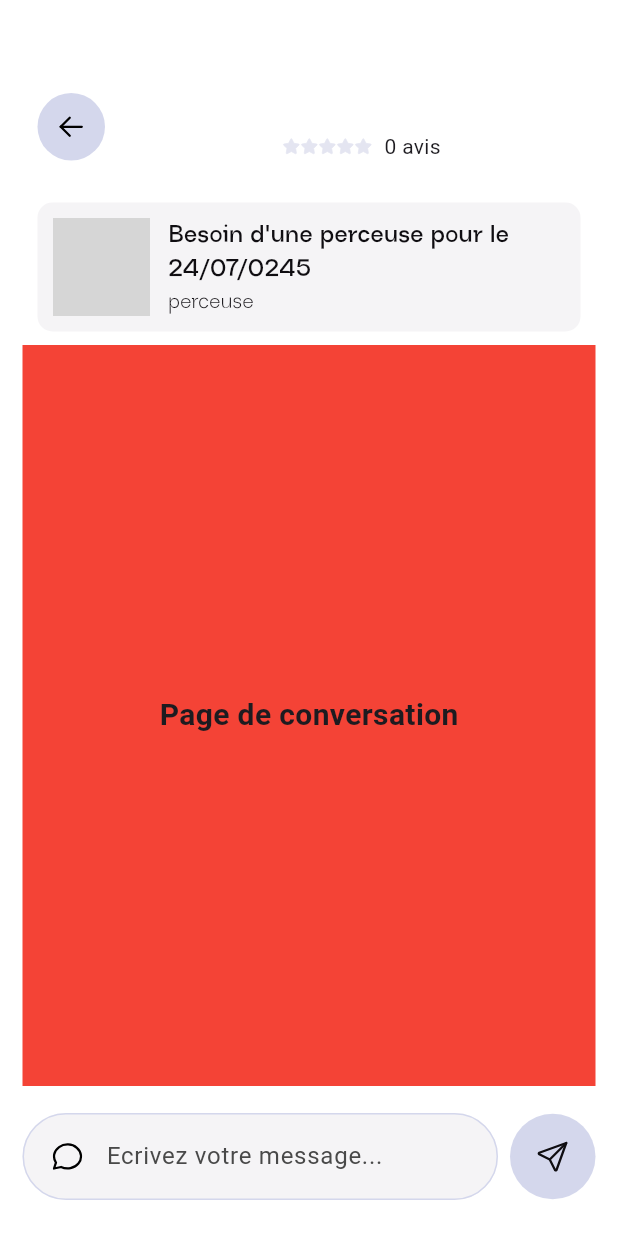
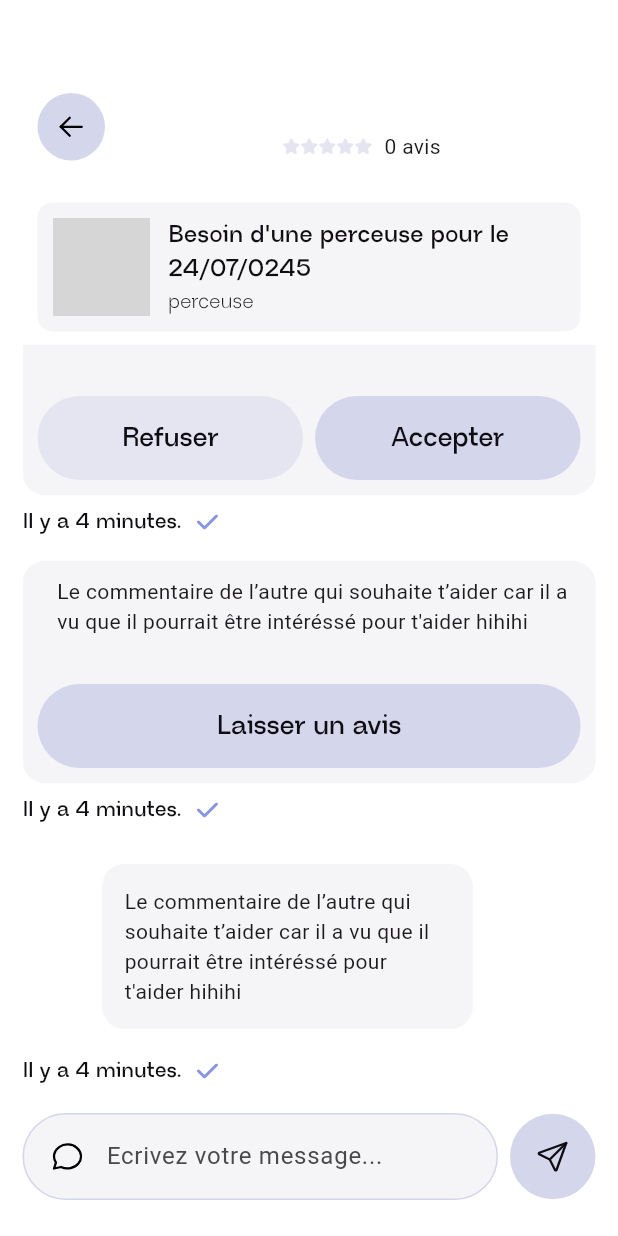
Before and after one commit to Amaelmsrt/SAE_MOBILE, a Flutter app: the PageConversation screen opened directly with empty values, on a phone screen of 412 x 824 dp. Run offline on Flutter 3.47's test engine with Material 3 defaults, Android fonts, the light colour scheme and no system bars; our stand-ins replace convert, flutter_svg, image_picker, supabase_flutter; missing offline and left inert: dart:ffi, flutter_statusbarcolor_ns; accounts and stored records are empty; grey boxes are pictures that could not be loaded.

Commit message:
ajout de la vue de conversation et des vues de message

```diff
--- /dev/null
+++ b/lib/components/vue_message.dart
@@ -0,0 +1,388 @@
+import 'package:allo/constants/app_colors.dart';
+import 'package:allo/models/Utilisateur.dart';
+import 'package:allo/models/message.dart';
+import 'package:flutter/material.dart';
+import 'package:flutter_svg/flutter_svg.dart';
+
+class VueMessage extends StatefulWidget {
+  // pour tous les messages
+  Utilisateur utilisateur;
+  final int typeMessage;
+  String content;
+  String date;
+  bool estVu;
+  bool isMine;
+
+  // for avis message
+  bool? avisLaisse;
+
+  // for aide message;
+  bool? aRepondu;
+  bool? reponse;
+
+  VueMessage.forDefault({
+    required this.utilisateur,
+    this.content =
+        "Le commentaire de l’autre qui souhaite t’aider car il a vu que il pourrait être intéréssé pour t'aider hihihi",
+    this.date = "Il y a 4 minutes.",
+    this.estVu = false,
+    this.isMine = false,
+  }) : typeMessage = Message.DEFAULT; // Default value
+
+  VueMessage.forAvis({
+    required this.utilisateur,
+    this.avisLaisse = false,
+    this.content =
+        "Le commentaire de l’autre qui souhaite t’aider car il a vu que il pourrait être intéréssé pour t'aider hihihi",
+    this.date = "Il y a 4 minutes.",
+    this.estVu = false,
+    this.isMine = false,
+  }) : typeMessage = Message.AVIS; // Value for Avis
+
+  VueMessage.forAide({
+    required this.utilisateur,
+    this.aRepondu = false,
+    this.reponse = false,
+    this.content =
+        "Le commentaire de l’autre qui souhaite t’aider car il a vu que il pourrait être intéréssé pour t'aider hihihi",
+    this.date = "Il y a 4 minutes.",
+    this.estVu = false,
+    this.isMine = false,
+  }) : typeMessage = Message.AIDE; // Value for Aide
+
+  @override
+  _vueMessageState createState() => _vueMessageState();
+}
+
+class _vueMessageState extends State<VueMessage> {
+  @override
+  Widget build(BuildContext context) {
+    return Column(
+      children: [
+        SizedBox(height: 16),
+        FractionallySizedBox(
+          widthFactor:
+              1.0, // This will make the Container take all available width
+          child: Container(
+            padding: EdgeInsets.all(10),
+            decoration: BoxDecoration(
+              color: widget.typeMessage == Message.AIDE ||
+                      widget.typeMessage == Message.AVIS
+                  ? AppColors.lightSecondary
+                  : Colors.transparent,
+              borderRadius: BorderRadius.circular(15),
+            ),
+            child: Column(
+              children: [
+                Row(
+                  crossAxisAlignment: CrossAxisAlignment.start,
+                  mainAxisAlignment: widget.isMine
+                      ? MainAxisAlignment.end
+                      : MainAxisAlignment.start,
+                  children: (widget.isMine ? [
+                    if (widget.utilisateur.photoDeProfilUtilisateur == null &&
+                        widget.typeMessage != Message.AVIS)
+                      ClipOval(
+                        child: Container(
+                          alignment: Alignment.center,
+                          color: AppColors.lightBlue,
+                          width:
+                              30, // you can adjust width and height to your liking
+                          height:
+                              30, // you can adjust width and height to your liking
+                          child: Text(
+                            widget.utilisateur.nomUtilisateur[0].toUpperCase(),
+                            style: TextStyle(
+                              fontWeight: FontWeight.w600,
+                              fontSize: 20,
+                              fontFamily: "NeueRegrade",
+                            ),
+                          ),
+                        ),
+                      ),
+                    if (widget.utilisateur.photoDeProfilUtilisateur != null &&
+                        widget.typeMessage != Message.AVIS)
+                      Container(
+                        width: 30,
+                        height: 30,
+                        decoration: BoxDecoration(
+                          shape: BoxShape.circle,
+                          image: DecorationImage(
+                            image: MemoryImage(
+                                widget.utilisateur.photoDeProfilUtilisateur!),
+                            fit: BoxFit.cover,
+                          ),
+                        ),
+                      ),
+                    SizedBox(width: 13),
+                    if (widget.typeMessage != Message.DEFAULT)
+                      Flexible(
+                        child: Text(
+                          "Le commentaire de l’autre qui souhaite t’aider car il a vu que il pourrait être intéréssé pour t'aider hihihi",
+                          overflow: TextOverflow.visible,
+                        ),
+                      ),
+                    if (widget.typeMessage == Message.DEFAULT)
+                      Container(
+                        padding: EdgeInsets.all(15),
+                        width: MediaQuery.of(context).size.width * 0.6,
+                        decoration: BoxDecoration(
+                          color: widget.isMine
+                              ? AppColors.lightBlue
+                              : AppColors.lightSecondary,
+                          borderRadius: BorderRadius.circular(15),
+                        ),
+                        child: Flexible(
+                          child: Text(
+                            "Le commentaire de l’autre qui souhaite t’aider car il a vu que il pourrait être intéréssé pour t'aider hihihi",
+                            overflow: TextOverflow.visible,
+                          ),
+                        ),
+                      ),
+                  ].reversed.toList() : [
+                    if (widget.utilisateur.photoDeProfilUtilisateur == null &&
+                        widget.typeMessage != Message.AVIS)
+                      ClipOval(
+                        child: Container(
+                          alignment: Alignment.center,
+                          color: AppColors.lightBlue,
+                          width:
+                              30, // you can adjust width and height to your liking
+                          height:
+                              30, // you can adjust width and height to your liking
+                          child: Text(
+                            widget.utilisateur.nomUtilisateur[0].toUpperCase(),
+                            style: TextStyle(
+                              fontWeight: FontWeight.w600,
+                              fontSize: 20,
+                              fontFamily: "NeueRegrade",
+                            ),
+                          ),
+                        ),
+                      ),
+                    if (widget.utilisateur.photoDeProfilUtilisateur != null &&
+                        widget.typeMessage != Message.AVIS)
+                      Container(
+                        width: 30,
+                        height: 30,
+                        decoration: BoxDecoration(
+                          shape: BoxShape.circle,
+                          image: DecorationImage(
+                            image: MemoryImage(
+                                widget.utilisateur.photoDeProfilUtilisateur!),
+                            fit: BoxFit.cover,
+                          ),
+                        ),
+                      ),
+                    SizedBox(width: 13),
+                    if (widget.typeMessage != Message.DEFAULT)
+                      Flexible(
+                        child: Text(
+                          "Le commentaire de l’autre qui souhaite t’aider car il a vu que il pourrait être intéréssé pour t'aider hihihi",
+                          overflow: TextOverflow.visible,
+                        ),
+                      ),
+                    if (widget.typeMessage == Message.DEFAULT)
+                      Container(
+                        padding: EdgeInsets.all(15),
+                        width: MediaQuery.of(context).size.width * 0.6,
+                        decoration: BoxDecoration(
+                          color: widget.isMine
+                              ? AppColors.lightBlue
+                              : AppColors.lightSecondary,
+                          borderRadius: BorderRadius.circular(15),
+                        ),
+                        child: Flexible(
+                          child: Text(
+                            "Le commentaire de l’autre qui souhaite t’aider car il a vu que il pourrait être intéréssé pour t'aider hihihi",
+                            overflow: TextOverflow.visible,
+                          ),
+                        ),
+                      ),
+                  ]),
+                ),
+                SizedBox(
+                  height: widget.typeMessage == Message.DEFAULT ? 0 : 32,
+                ),
+                if (widget.typeMessage == Message.AVIS)
+                  Row(
+                    children: [
+                      if (widget.avisLaisse == false)
+                        Expanded(
+                          child: ElevatedButton(
+                            onPressed: () {
+                              setState(() {
+                                widget.avisLaisse = true;
+                              });
+                            },
+                            style: ElevatedButton.styleFrom(
+                              shadowColor: Colors.transparent,
+                              padding: EdgeInsets.symmetric(
+                                  vertical: 15, horizontal: 25),
+                              elevation: 0,
+                              backgroundColor: AppColors.primary,
+                              shape: RoundedRectangleBorder(
+                                borderRadius: BorderRadius.circular(100),
+                              ),
+                            ),
+                            child: Text(
+                              'Laisser un avis',
+                              style: TextStyle(
+                                fontSize: 18,
+                                fontWeight: FontWeight.w600,
+                                fontFamily: "NeueRegrade",
+                                color: AppColors.dark,
+                              ),
+                            ),
+                          ),
+                        ),
+                      if (widget.avisLaisse == true)
+                        Padding(
+                          padding: EdgeInsets.all(10),
+                          child: Row(
+                            children: [
+                              Text(
+                                "Vous avez laissé un avis.",
+                                style: TextStyle(
+                                  color: AppColors.dark,
+                                  fontSize: 14,
+                                  fontWeight: FontWeight.w600,
+                                  fontFamily: "NeueRegrade",
+                                ),
+                              ),
+                              SizedBox(width: 10),
+                              SvgPicture.asset("assets/icons/check.svg"),
+                            ],
+                          ),
+                        )
+                    ],
+                  ),
+                if (widget.typeMessage == Message.AIDE &&
+                    widget.aRepondu == false)
+                  Row(
+                    children: [
+                      Expanded(
+                        child: ElevatedButton(
+                          onPressed: () {
+                            setState(() {
+                              widget.aRepondu = true;
+                              widget.reponse = false;
+                            });
+                          },
+                          style: ElevatedButton.styleFrom(
+                            shadowColor: Colors.transparent,
+                            padding: EdgeInsets.symmetric(
+                                vertical: 15, horizontal: 25),
+                            elevation: 0,
+                            backgroundColor: AppColors.lightBlue,
+                            shape: RoundedRectangleBorder(
+                              borderRadius: BorderRadius.circular(100),
+                            ),
+                          ),
+                          child: Text(
+                            'Refuser',
+                            style: TextStyle(
+                              fontSize: 18,
+                              fontWeight: FontWeight.w600,
+                              fontFamily: "NeueRegrade",
+                              color: AppColors.dark,
+                            ),
+                          ),
+                        ),
+                      ),
+                      SizedBox(width: 8),
+                      Expanded(
+                        child: ElevatedButton(
+                          onPressed: () {
+                            setState(() {
+                              widget.aRepondu = true;
+                              widget.reponse = true;
+                            });
+                          },
+                          style: ElevatedButton.styleFrom(
+                            shadowColor: Colors.transparent,
+                            padding: EdgeInsets.symmetric(
+                                vertical: 15, horizontal: 25),
+                            elevation: 0,
+                            backgroundColor: AppColors.primary,
+                            shape: RoundedRectangleBorder(
+                              borderRadius: BorderRadius.circular(100),
+                            ),
+                          ),
+                          child: Text(
+                            'Accepter',
+                            style: TextStyle(
+                              fontSize: 18,
+                              fontWeight: FontWeight.w600,
+                              fontFamily: "NeueRegrade",
+                              color: AppColors.dark,
+                            ),
+                          ),
+                        ),
+                      )
+                    ],
+                  ),
+                if (widget.typeMessage == Message.AIDE &&
+                    widget.aRepondu == true)
+                  Padding(
+                    padding: EdgeInsets.all(10),
+                    child: Row(
+                      children: [
+                        Text(
+                          "Vous avez ${widget.reponse == true ? "accepté" : "refusé"} cette proposition d'aide.",
+                          style: TextStyle(
+                            color: AppColors.dark,
+                            fontSize: 14,
+                            fontWeight: FontWeight.w600,
+                            fontFamily: "NeueRegrade",
+                          ),
+                        ),
+                        SizedBox(width: 10),
+                        SvgPicture.asset("assets/icons/check.svg"),
+                      ],
+                    ),
+                  )
+              ],
+            ),
+          ),
+        ),
+        SizedBox(
+          height: 8,
+        ),
+        Row(
+          mainAxisAlignment:
+              widget.isMine ? MainAxisAlignment.end : MainAxisAlignment.start,
+          children: (!widget.isMine
+                  ? [
+                      SvgPicture.asset("assets/icons/check.svg"),
+                      SizedBox(width: 10),
+                      Text(
+                        "Il y a 4 minutes.",
+                        style: TextStyle(
+                          color: AppColors.dark,
+                          fontSize: 14,
+                          fontWeight: FontWeight.w600,
+                          fontFamily: "NeueRegrade",
+                        ),
+                      ),
+                    ]
+                  : [
+                      Text(
+                        "Il y a 4 minutes.",
+                        style: TextStyle(
+                          color: AppColors.dark,
+                          fontSize: 14,
+                          fontWeight: FontWeight.w600,
+                          fontFamily: "NeueRegrade",
+                        ),
+                      ),
+                      SizedBox(width: 10),
+                      SvgPicture.asset("assets/icons/check.svg"),
+                    ])
+              .reversed
+              .toList(),
+        )
+      ],
+    );
+  }
+}
--- /dev/null
+++ b/lib/models/message.dart
@@ -0,0 +1,5 @@
+class Message{
+  static const int DEFAULT = 0;
+  static const int AVIS = 1;
+  static const int AIDE = 2;
+}
--- a/lib/widgets/page_conversation.dart
+++ b/lib/widgets/page_conversation.dart
@@ -1,6 +1,7 @@
 import 'package:allo/components/custom_text_field.dart';
 import 'package:allo/components/resume_annonce.dart';
 import 'package:allo/components/user_preview.dart';
+import 'package:allo/components/vue_message.dart';
 import 'package:allo/constants/app_colors.dart';
 import 'package:allo/models/Utilisateur.dart';
 import 'package:flutter/material.dart';
@@ -17,20 +18,21 @@ class PageConversation extends StatelessWidget {
       backgroundColor: AppColors.light,
       body: Stack(
         children: [
-          Padding(padding: EdgeInsets.only(top: 230, bottom: 100, left: 15, right: 15),
-          child:
-          Container(
-            color: Colors.red,
-            child: Center(
-              child: Text(
-                'Page de conversation',
-                style: TextStyle(
-                  fontSize: 20,
-                  fontWeight: FontWeight.bold,
-                ),
+          Padding(
+            padding:
+                EdgeInsets.only(top: 230, bottom: 100, left: 15, right: 15),
+            child: Container(
+              color: Colors.transparent,
+              child: ListView.builder(
+                reverse: true,
+                itemCount:
+                    20, // Replace with your list of messages
+                itemBuilder: (context, index) {
+                  return index % 3 == 0 ? VueMessage.forDefault(utilisateur: utilisateur,) : index % 2 == 0 ? VueMessage.forAide(utilisateur: utilisateur) : VueMessage.forAvis(utilisateur: utilisateur); // Replace with your message object
+                },
               ),
             ),
-          ), ),
+          ),
           Positioned(
             top: 45,
             left: 25,
@@ -49,8 +51,14 @@ class PageConversation extends StatelessWidget {
                             children: [
                               UserPreview(
                                   utilisateur: utilisateur, isTop: true),
-                                SizedBox(height: 10,),
-                              ResumeAnnonce(image: utilisateur.photoDeProfilUtilisateur!, title: "Besoin d'une perceuse pour le 24/07/0245", description: "perceuse")
+                              SizedBox(
+                                height: 10,
+                              ),
+                              ResumeAnnonce(
+                                  image: utilisateur.photoDeProfilUtilisateur!,
+                                  title:
+                                      "Besoin d'une perceuse pour le 24/07/0245",
+                                  description: "perceuse")
                             ],
                           ));
                     },
```
Also changed, not shown: assets/icons/check.svg (added).
